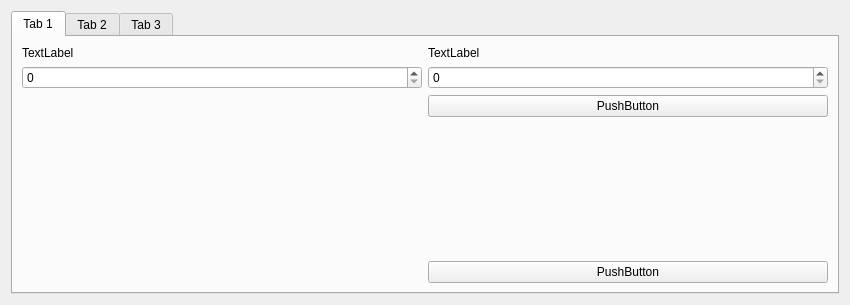
Before: the Qt Designer form View/frontend/UI/camera_button.ui in FranciscoGauna/Microscopy-Program, drawn with Qt 5.
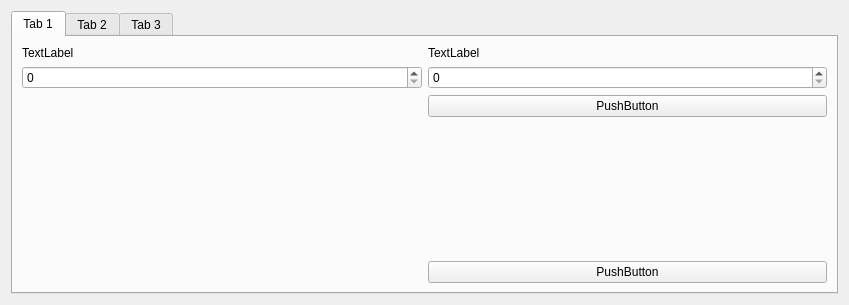
After: the same form once the commit is applied.

```diff
--- a/View/frontend/UI/camera_button.ui
+++ b/View/frontend/UI/camera_button.ui
@@ -6,7 +6,7 @@
    <rect>
     <x>0</x>
     <y>0</y>
-    <width>850</width>
+    <width>849</width>
     <height>305</height>
    </rect>
   </property>
```
